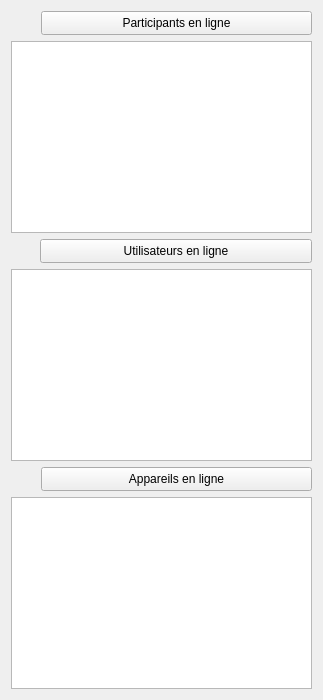
Before: the Qt Designer form client/src/OnlineManagerWidget.ui in introlab/openteraplus, drawn with Qt 5.
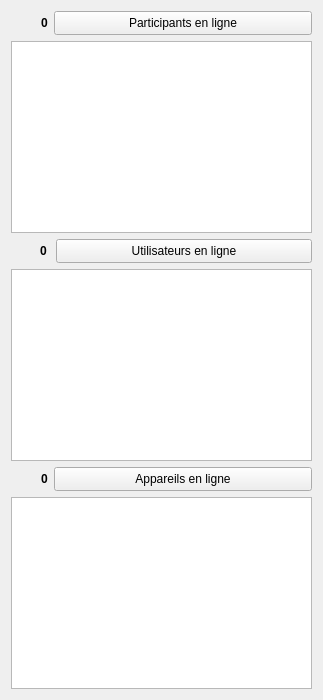
After: the same form once the commit is applied. Icons and pictures are not drawn.

Commit message: Refs #5. OnlineManagerWidget now displays properly online users, devices and participants.

Patch:
```diff
--- a/client/src/OnlineManagerWidget.ui
+++ b/client/src/OnlineManagerWidget.ui
@@ -26,6 +26,9 @@
       </sizepolicy>
      </property>
      <layout class="QHBoxLayout" name="horizontalLayout">
+      <property name="spacing">
+       <number>2</number>
+      </property>
       <property name="leftMargin">
        <number>0</number>
       </property>
@@ -69,6 +72,59 @@
         </property>
        </widget>
       </item>
+      <item>
+       <widget class="QWidget" name="wdgParticipantsNum" native="true">
+        <property name="minimumSize">
+         <size>
+          <width>0</width>
+          <height>24</height>
+         </size>
+        </property>
+        <property name="maximumSize">
+         <size>
+          <width>32</width>
+          <height>24</height>
+         </size>
+        </property>
+        <property name="styleSheet">
+         <string notr="true"/>
+        </property>
+        <layout class="QHBoxLayout" name="horizontalLayout_2">
+         <property name="leftMargin">
+          <number>4</number>
+         </property>
+         <property name="topMargin">
+          <number>4</number>
+         </property>
+         <property name="rightMargin">
+          <number>4</number>
+         </property>
+         <property name="bottomMargin">
+          <number>4</number>
+         </property>
+         <item>
+          <widget class="QLabel" name="lblParticipantsNum">
+           <property name="sizePolicy">
+            <sizepolicy hsizetype="Maximum" vsizetype="Maximum">
+             <horstretch>0</horstretch>
+             <verstretch>0</verstretch>
+            </sizepolicy>
+           </property>
+           <property name="font">
+            <font>
+             <pointsize>9</pointsize>
+             <weight>75</weight>
+             <bold>true</bold>
+            </font>
+           </property>
+           <property name="text">
+            <string>0</string>
+           </property>
+          </widget>
+         </item>
+        </layout>
+       </widget>
+      </item>
       <item>
        <widget class="QPushButton" name="btnShowOnlineParticipants">
         <property name="sizePolicy">
@@ -134,7 +190,7 @@
      </property>
      <layout class="QHBoxLayout" name="horizontalLayout_5">
       <property name="spacing">
-       <number>9</number>
+       <number>5</number>
       </property>
       <property name="leftMargin">
        <number>0</number>
@@ -179,6 +235,59 @@
         </property>
        </widget>
       </item>
+      <item>
+       <widget class="QWidget" name="wdgUsersNum" native="true">
+        <property name="minimumSize">
+         <size>
+          <width>0</width>
+          <height>24</height>
+         </size>
+        </property>
+        <property name="maximumSize">
+         <size>
+          <width>32</width>
+          <height>24</height>
+         </size>
+        </property>
+        <property name="styleSheet">
+         <string notr="true"/>
+        </property>
+        <layout class="QHBoxLayout" name="horizontalLayout_3">
+         <property name="leftMargin">
+          <number>4</number>
+         </property>
+         <property name="topMargin">
+          <number>4</number>
+         </property>
+         <property name="rightMargin">
+          <number>4</number>
+         </property>
+         <property name="bottomMargin">
+          <number>4</number>
+         </property>
+         <item>
+          <widget class="QLabel" name="lblUsersNum">
+           <property name="sizePolicy">
+            <sizepolicy hsizetype="Maximum" vsizetype="Maximum">
+             <horstretch>0</horstretch>
+             <verstretch>0</verstretch>
+            </sizepolicy>
+           </property>
+           <property name="font">
+            <font>
+             <pointsize>9</pointsize>
+             <weight>75</weight>
+             <bold>true</bold>
+            </font>
+           </property>
+           <property name="text">
+            <string>0</string>
+           </property>
+          </widget>
+         </item>
+        </layout>
+       </widget>
+      </item>
       <item>
        <widget class="QPushButton" name="btnShowOnlineUsers">
         <property name="sizePolicy">
@@ -243,6 +352,9 @@
       </sizepolicy>
      </property>
      <layout class="QHBoxLayout" name="horizontalLayout_8">
+      <property name="spacing">
+       <number>2</number>
+      </property>
       <property name="leftMargin">
        <number>0</number>
       </property>
@@ -286,6 +398,59 @@
         </property>
        </widget>
       </item>
+      <item>
+       <widget class="QWidget" name="wdgDevicesNum" native="true">
+        <property name="minimumSize">
+         <size>
+          <width>0</width>
+          <height>24</height>
+         </size>
+        </property>
+        <property name="maximumSize">
+         <size>
+          <width>32</width>
+          <height>24</height>
+         </size>
+        </property>
+        <property name="styleSheet">
+         <string notr="true"/>
+        </property>
+        <layout class="QHBoxLayout" name="horizontalLayout_6">
+         <property name="leftMargin">
+          <number>4</number>
+         </property>
+         <property name="topMargin">
+          <number>4</number>
+         </property>
+         <property name="rightMargin">
+          <number>4</number>
+         </property>
+         <property name="bottomMargin">
+          <number>4</number>
+         </property>
+         <item>
+          <widget class="QLabel" name="lblDevicesNum">
+           <property name="sizePolicy">
+            <sizepolicy hsizetype="Maximum" vsizetype="Maximum">
+             <horstretch>0</horstretch>
+             <verstretch>0</verstretch>
+            </sizepolicy>
+           </property>
+           <property name="font">
+            <font>
+             <pointsize>9</pointsize>
+             <weight>75</weight>
+             <bold>true</bold>
+            </font>
+           </property>
+           <property name="text">
+            <string>0</string>
+           </property>
+          </widget>
+         </item>
+        </layout>
+       </widget>
+      </item>
       <item>
        <widget class="QPushButton" name="btnShowOnlineDevices">
         <property name="sizePolicy">
```
Left out of the diff: 24 changed lines with no effect on the pictures. The commit also changes 14 other files.
